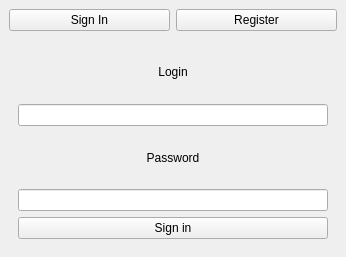
Qweyke/InfSec_PasswordGuiClient, file src/mainwindow.ui: the form before one commit.
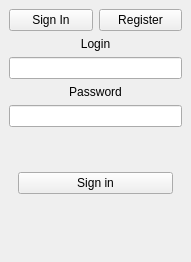
The form after the commit. The open tabs and pages were chosen to show the change.

The edit to the form file:
```diff
--- a/src/mainwindow.ui
+++ b/src/mainwindow.ui
@@ -6,8 +6,8 @@
    <rect>
     <x>0</x>
     <y>0</y>
-    <width>346</width>
-    <height>257</height>
+    <width>191</width>
+    <height>262</height>
    </rect>
   </property>
   <property name="windowTitle">
@@ -33,59 +33,43 @@
       </item>
      </layout>
     </item>
+    <item>
+     <widget class="QLabel" name="loginLabel">
+      <property name="text">
+       <string>Login</string>
+      </property>
+      <property name="alignment">
+       <set>Qt::AlignmentFlag::AlignCenter</set>
+      </property>
+     </widget>
+    </item>
+    <item>
+     <widget class="QLineEdit" name="loginLineEdit"/>
+    </item>
+    <item>
+     <widget class="QLabel" name="passLabel">
+      <property name="text">
+       <string>Password</string>
+      </property>
+      <property name="alignment">
+       <set>Qt::AlignmentFlag::AlignCenter</set>
+      </property>
+     </widget>
+    </item>
+    <item>
+     <widget class="QLineEdit" name="passLineEdit">
+      <property name="echoMode">
+       <enum>QLineEdit::EchoMode::Password</enum>
+      </property>
+     </widget>
+    </item>
     <item>
      <widget class="QStackedWidget" name="switchFormsWidget">
       <property name="currentIndex">
-       <number>0</number>
+       <number>1</number>
       </property>
-      <widget class="QWidget" name="signInPage">
+      <widget class="QWidget" name="logPage">
        <layout class="QVBoxLayout" name="verticalLayout_2">
-        <item>
-         <widget class="QLabel" name="logNameLabel">
-          <property name="text">
-           <string>Login</string>
-          </property>
-          <property name="alignment">
-           <set>Qt::AlignmentFlag::AlignCenter</set>
-          </property>
-         </widget>
-        </item>
-        <item>
-         <widget class="QLineEdit" name="logNameLineEdit">
-          <property name="text">
-           <string/>
-          </property>
-          <property name="alignment">
-           <set>Qt::AlignmentFlag::AlignCenter</set>
-          </property>
-         </widget>
-        </item>
-        <item>
-         <widget class="QLabel" name="logPassLabel">
-          <property name="layoutDirection">
-           <enum>Qt::LayoutDirection::LeftToRight</enum>
-          </property>
-          <property name="text">
-           <string>Password</string>
-          </property>
-          <property name="alignment">
-           <set>Qt::AlignmentFlag::AlignCenter</set>
-          </property>
-         </widget>
-        </item>
-        <item>
-         <widget class="QLineEdit" name="logPassLineEdit">
-          <property name="echoMode">
-           <enum>QLineEdit::EchoMode::Password</enum>
-          </property>
-          <property name="alignment">
-           <set>Qt::AlignmentFlag::AlignCenter</set>
-          </property>
-          <property name="readOnly">
-           <bool>false</bool>
-          </property>
-         </widget>
-        </item>
         <item>
          <widget class="QPushButton" name="logButton">
           <property name="text">
@@ -95,34 +79,8 @@
         </item>
        </layout>
       </widget>
-      <widget class="QWidget" name="registerPage">
+      <widget class="QWidget" name="regPage">
        <layout class="QVBoxLayout" name="verticalLayout_3">
-        <item>
-         <widget class="QLabel" name="regLoginLabel">
-          <property name="text">
-           <string>Login</string>
-          </property>
-          <property name="alignment">
-           <set>Qt::AlignmentFlag::AlignCenter</set>
-          </property>
-         </widget>
-        </item>
-        <item>
-         <widget class="QLineEdit" name="regNameLineEdit"/>
-        </item>
-        <item>
-         <widget class="QLabel" name="regPassLabel">
-          <property name="text">
-           <string>Password</string>
-          </property>
-          <property name="alignment">
-           <set>Qt::AlignmentFlag::AlignCenter</set>
-          </property>
-         </widget>
-        </item>
-        <item>
-         <widget class="QLineEdit" name="regPassLineEdit"/>
-        </item>
         <item>
          <widget class="QPushButton" name="regButton">
           <property name="text">
@@ -134,6 +92,13 @@
       </widget>
      </widget>
     </item>
+    <item>
+     <widget class="QLabel" name="infoLabel">
+      <property name="text">
+       <string/>
+      </property>
+     </widget>
+    </item>
    </layout>
   </widget>
  </widget>
```
